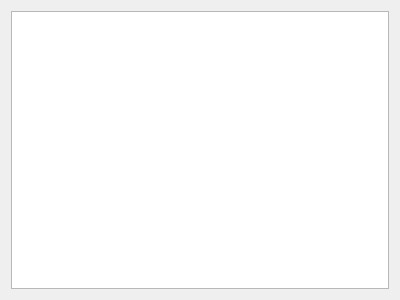
Above: helpdialog.ui from HankHenshaw/GameTree before the change. Below: the same form after it.
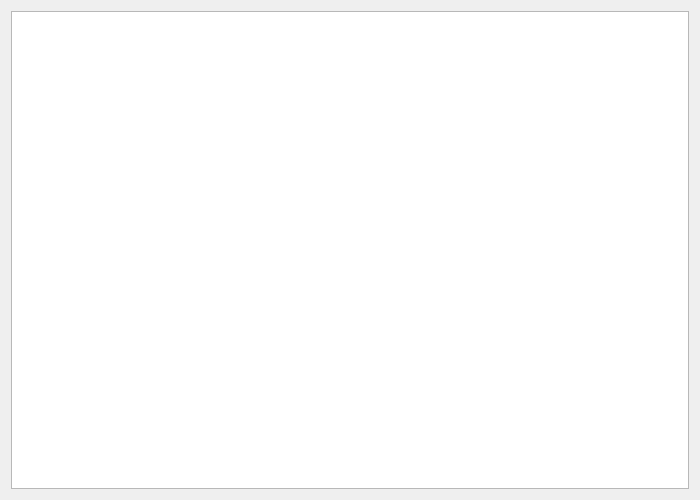
That is the form after the change.

The edit to the form file:
```diff
--- a/helpdialog.ui
+++ b/helpdialog.ui
@@ -6,8 +6,8 @@
    <rect>
     <x>0</x>
     <y>0</y>
-    <width>400</width>
-    <height>300</height>
+    <width>700</width>
+    <height>500</height>
    </rect>
   </property>
   <property name="windowTitle">
```
